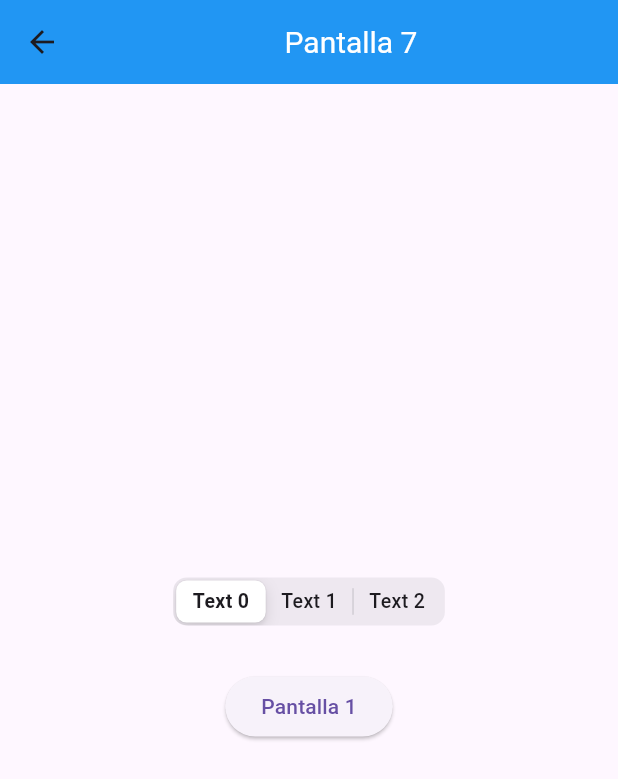
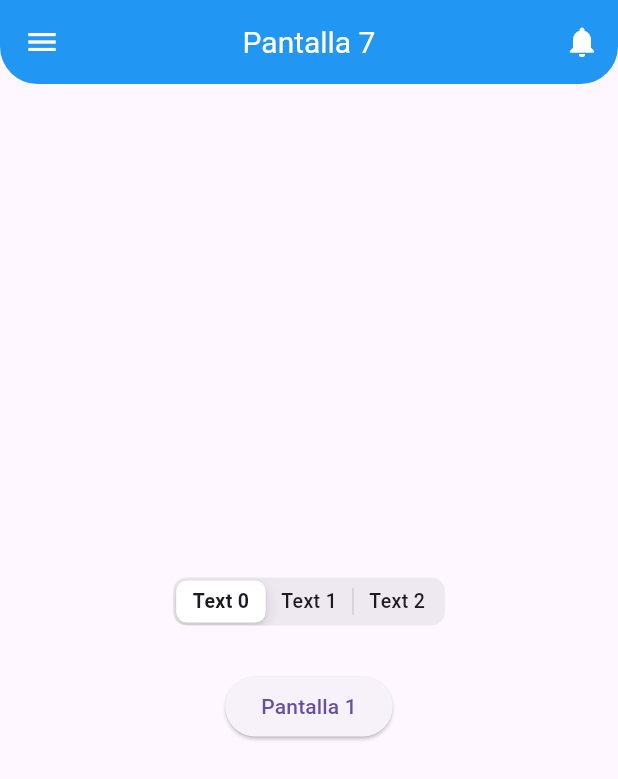
Before and after one commit to David-Salazar-1082/Android_Act_7_1082, a Flutter app: the PantallaSiete screen opened by its route, on a phone screen of 412 x 824 dp. Shown: the top 779 px of the screen. Run offline on Flutter 3.47's test engine with Material 3 defaults, Android fonts, the phone set to English and light mode, and no system bars.

Commit message:
Update pagina_siete.dart
Ejercicio.

```diff
--- a/lib/pagina_siete.dart
+++ b/lib/pagina_siete.dart
@@ -11,20 +11,39 @@ class PantallaSiete extends StatefulWidget {
 }
 
 class _Widget065State extends State<PantallaSiete> {
-  int _sliding = 0; // Utilizamos un valor de tipo entero no nulo
+  int _sliding = 0;
 
   @override
   Widget build(BuildContext context) {
     return Scaffold(
       appBar: AppBar(
-        backgroundColor: Colors.blue, // Fondo azul
-        title: const Center(
-          child: Text(
-            'Pantalla 7',
-            style: TextStyle(
-              color: Colors.white, // Letra blanca
-              fontSize: 20.0, // Tamaño de la letra 20
-            ),
+        backgroundColor: Colors.blue,
+        centerTitle: true,
+        title: const Text(
+          'Pantalla 7',
+          style: TextStyle(
+            color: Colors.white,
+            fontSize: 20.0,
+          ),
+        ),
+        actions: <Widget>[
+          IconButton(
+            icon: const Icon(Icons.notifications, color: Colors.white),
+            onPressed: () {
+              // Acción de notificaciones
+            },
+          ),
+        ],
+        leading: IconButton(
+          icon: const Icon(Icons.menu, color: Colors.white),
+          onPressed: () {
+            // Acción del menú
+          },
+        ),
+        shape: const RoundedRectangleBorder(
+          borderRadius: BorderRadius.only(
+            bottomLeft: Radius.circular(25),
+            bottomRight: Radius.circular(25),
           ),
         ),
       ),
@@ -32,15 +51,15 @@ class _Widget065State extends State<PantallaSiete> {
         mainAxisAlignment: MainAxisAlignment.center,
         children: [
           CupertinoSlidingSegmentedControl<int>(
-            children: {
-              0: const Text('Text 0'),
-              1: const Text('Text 1'),
-              2: const Text('Text 2'),
+            children: const {
+              0: Text('Text 0'),
+              1: Text('Text 1'),
+              2: Text('Text 2'),
             },
             groupValue: _sliding,
             onValueChanged: (int? newValue) {
               setState(() {
-                _sliding = newValue ?? 0; // En caso de null, default a 0
+                _sliding = newValue ?? 0;
               });
             },
           ),
```
